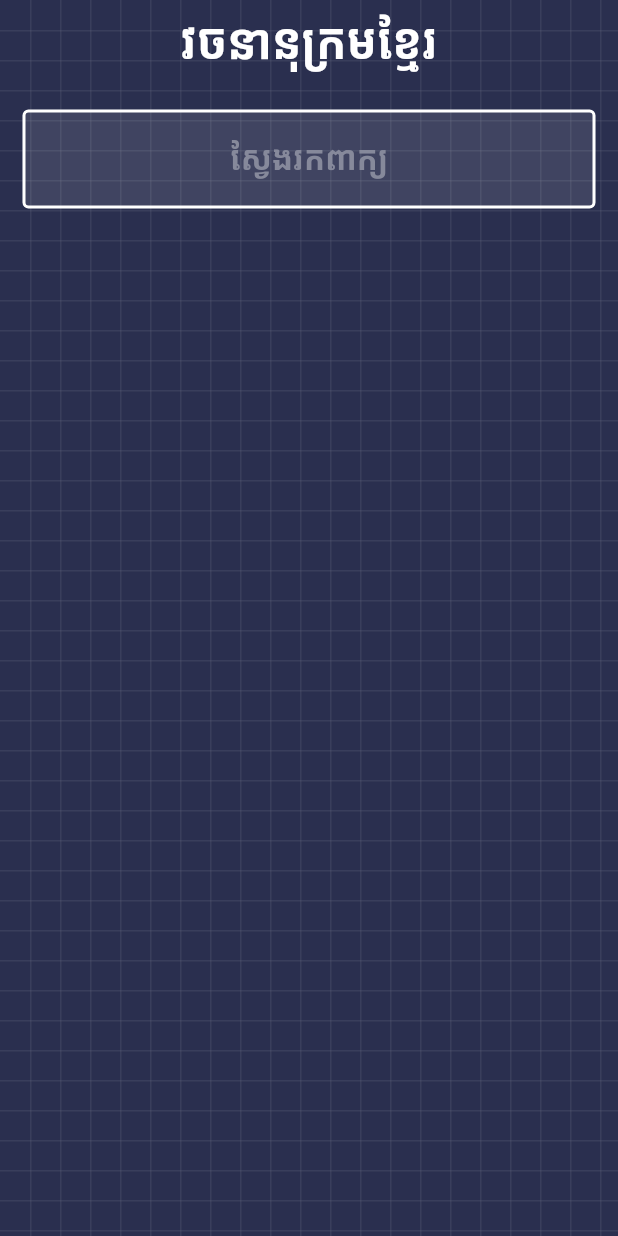
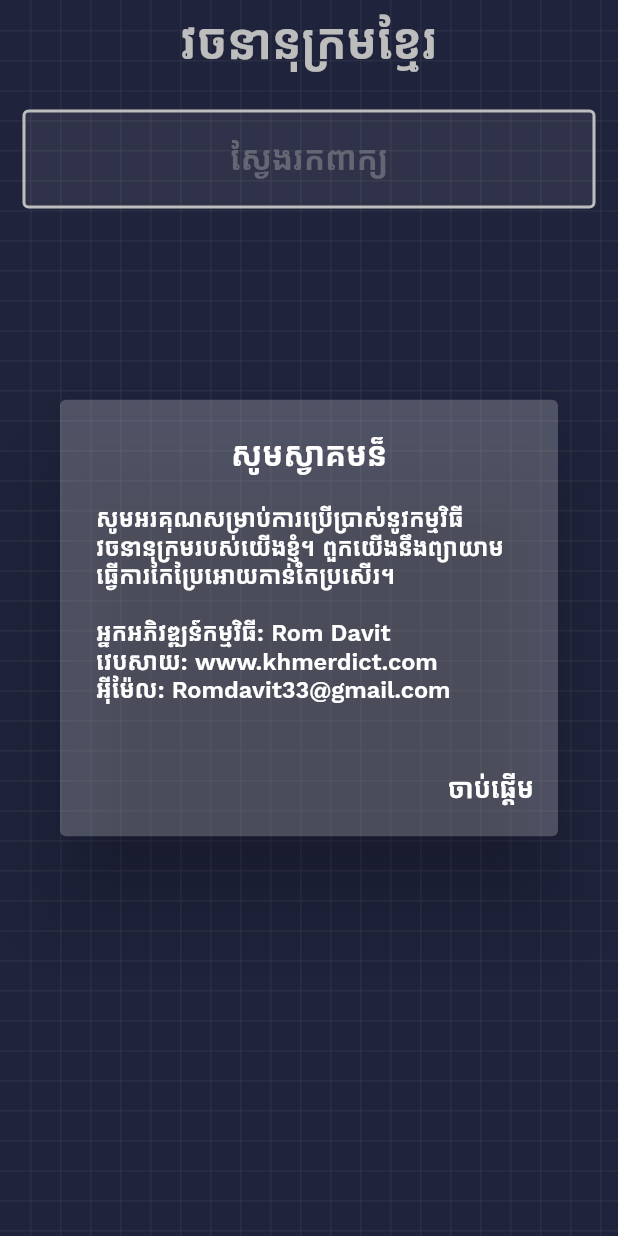
Before and after one commit to davit33/khmerdict-app, a Flutter app: the screen it shows after launch, on a phone screen of 412 x 824 dp. Run offline on Flutter 3.47's test engine with Material 2 defaults, Android fonts, the light colour scheme and no system bars; our stand-ins replace shared_preferences.

Commit message:
add dialog

```diff
--- a/lib/screens/HomeScreen.dart
+++ b/lib/screens/HomeScreen.dart
@@ -3,9 +3,13 @@ import 'dart:convert';
 import 'package:flutter/material.dart';
 import 'package:flutter/services.dart';
 import 'package:khmerdict/model/DictData.dart';
+import 'package:khmerdict/screens/components/DialogAbout.dart';
 import 'package:khmerdict/screens/components/InputSearch.dart';
 import 'package:khmerdict/screens/components/ListData.dart';
+import 'package:khmerdict/screens/components/TextList.dart';
+import 'package:khmerdict/screens/components/constant.dart';
 import 'package:khmerdict/utils/BacgroundPaint.dart';
+import 'package:shared_preferences/shared_preferences.dart';
 
 class HomeApp extends StatefulWidget {
   const HomeApp({super.key});
@@ -18,16 +22,36 @@ class _HomeAppState extends State<HomeApp> {
   List<dynamic> _jsonData = [];
   final _controller = TextEditingController();
   List<DictData> _results = [];
+  bool _isFirstOpen = true;
 
   @override
   void initState() {
     super.initState();
+    _checkIfFirstOpen();
     _loadJsonData();
+  }
+
+  //check for user open first app
+  Future<void> _checkIfFirstOpen() async {
+    SharedPreferences prefs = await SharedPreferences.getInstance();
+    setState(() {
+      _isFirstOpen = prefs.getBool(firstOpen) ?? true;
+      if (_isFirstOpen) {
+        prefs.setBool(firstOpen, false);
+        showDialog(
+          context: context,
+          barrierColor: Colors.black26,
+          builder: (BuildContext context) {
+            return const DialogAbout();
+          },
+        );
+      }
+    });
   }
 
   //load data from file json local
   Future<void> _loadJsonData() async {
-    final jsonString = await rootBundle.loadString('assets/json/db.json');
+    final jsonString = await rootBundle.loadString(directoryFile);
     setState(() {
       _jsonData =
           json.decode(jsonString).map((e) => DictData.fromJson(e)).toList();
@@ -75,10 +99,10 @@ class _HomeAppState extends State<HomeApp> {
               child: Container(
                 padding: const EdgeInsets.all(10.0),
                 child: const Text(
-                  "វចនានុក្រមខ្មែរ",
+                  titleApp,
                   textAlign: TextAlign.center,
                   style: TextStyle(
-                    fontFamily: 'Kantumruy',
+                    fontFamily: appFont,
                     fontSize: 32,
                     color: Colors.white,
                   ),
--- /dev/null
+++ b/lib/screens/components/DialogAbout.dart
@@ -0,0 +1,49 @@
+import 'package:flutter/material.dart';
+import 'package:khmerdict/screens/components/TextList.dart';
+import 'package:khmerdict/screens/components/constant.dart';
+
+class DialogAbout extends StatelessWidget {
+  const DialogAbout({super.key});
+
+  @override
+  Widget build(BuildContext context) {
+    return AlertDialog(
+      backgroundColor: const Color(0xFF38FFFFFF),
+      title: const Center(
+        child: TextList(
+          text: wellcome,
+          colour: Colors.white,
+          fontSize: 22.0,
+        ),
+      ),
+      content: Column(
+        mainAxisAlignment: MainAxisAlignment.start,
+        crossAxisAlignment: CrossAxisAlignment.start,
+        mainAxisSize: MainAxisSize.min,
+        children: const <Widget>[
+          TextList(
+            text: about,
+            colour: Colors.white,
+            fontSize: 16.0,
+          ),
+          TextList(
+            text: credit,
+            colour: Colors.white,
+            fontSize: 16.0,
+          ),
+        ],
+      ),
+      actions: [
+        TextButton(
+            onPressed: () {
+              Navigator.of(context).pop();
+            },
+            child: const TextList(
+              text: started,
+              colour: Colors.white,
+              fontSize: 18.0,
+            ))
+      ],
+    );
+  }
+}
--- a/lib/screens/components/ListData.dart
+++ b/lib/screens/components/ListData.dart
@@ -1,6 +1,7 @@
 import 'package:flutter/material.dart';
 import 'package:khmerdict/model/DictData.dart';
 import 'package:khmerdict/screens/components/TextList.dart';
+import 'package:khmerdict/screens/components/constant.dart';
 
 class ListData extends StatelessWidget {
   const ListData({super.key, this.results});
@@ -64,7 +65,7 @@ class ListData extends StatelessWidget {
                         const TextList(
                           colour: Color(0xFFBBBDC7),
                           fontSize: 14,
-                          text: "អានថា៖",
+                          text: read,
                         ),
                         Container(
                           padding: const EdgeInsets.only(left: 5.0),
--- a/lib/screens/components/TextList.dart
+++ b/lib/screens/components/TextList.dart
@@ -1,4 +1,5 @@
 import 'package:flutter/material.dart';
+import 'package:khmerdict/screens/components/constant.dart';
 
 class TextList extends StatelessWidget {
   const TextList({super.key, this.text, this.colour, this.fontSize});
@@ -12,7 +13,7 @@ class TextList extends StatelessWidget {
       text!,
       style: TextStyle(
         color: colour,
-        fontFamily: 'Kantumruy',
+        fontFamily: appFont,
         fontSize: fontSize,
       ),
     );
--- /dev/null
+++ b/lib/screens/components/constant.dart
@@ -0,0 +1,13 @@
+import 'dart:core';
+
+const String wellcome = "សូមស្វាគមន៏";
+const String about =
+    "សូមអរគុណសម្រាប់ការប្រើប្រាស់នូវកម្មវិធីវចនានុក្រមរបស់យើងខ្ញុំ។ ពួកយើងនឹងព្យាយាមធ្វើការកែប្រែអោយកាន់តែប្រសើរ។";
+const String credit =
+    "\nអ្នកអភិវឌ្ឍន៍កម្មវិធី: Rom Davit\nវេបសាយ: www.khmerdict.com\nអុីម៉ែល: Romdavit33@gmail.com";
+const String started = "ចាប់ផ្តើម";
+const String firstOpen = "first_open";
+const String directoryFile = "assets/json/db.json";
+const String titleApp = "វចនានុក្រមខ្មែរ";
+const String appFont = "Kantumruy";
+const String read = "អានថា៖";
--- a/pubspec.yaml
+++ b/pubspec.yaml
@@ -35,6 +35,7 @@ dependencies:
   # The following adds the Cupertino Icons font to your application.
   # Use with the CupertinoIcons class for iOS style icons.
   cupertino_icons: ^1.0.2
+  shared_preferences: ^2.1.1
 
 dev_dependencies:
   flutter_test:
```
